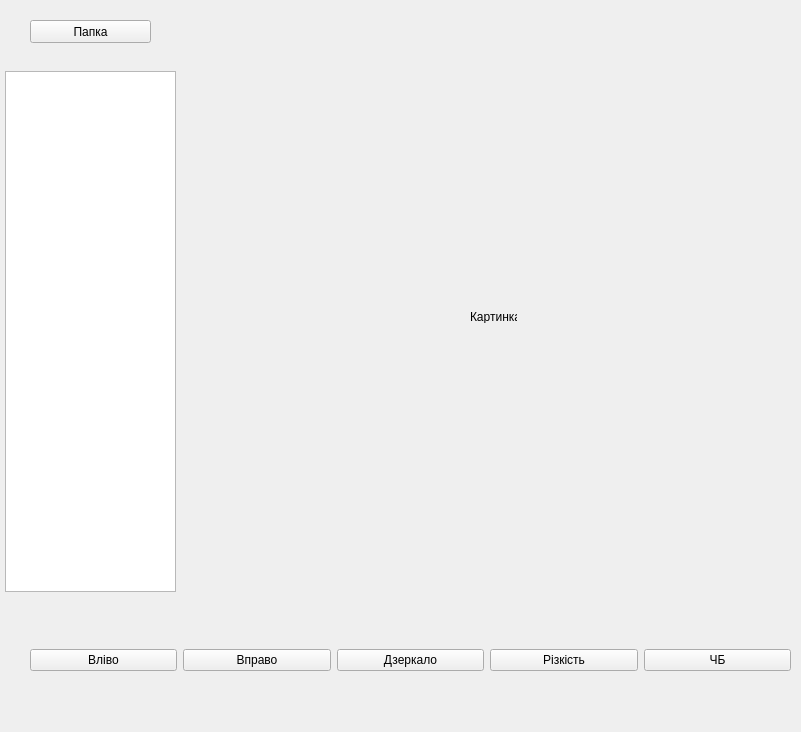
Qt form EasyEditor1/untitled.ui (maksummer/easy_editor) before a commit.
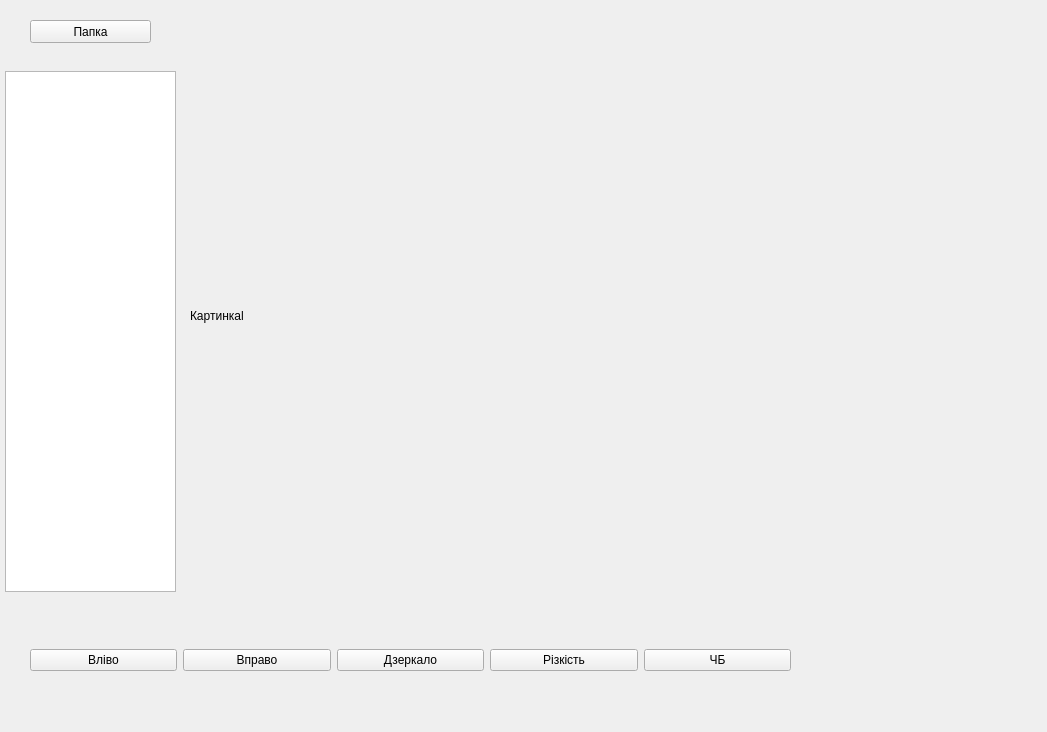
The same form after that commit.

```diff
--- a/EasyEditor1/untitled.ui
+++ b/EasyEditor1/untitled.ui
@@ -6,7 +6,7 @@
    <rect>
     <x>0</x>
     <y>0</y>
-    <width>801</width>
+    <width>1047</width>
     <height>732</height>
    </rect>
   </property>
@@ -87,10 +87,10 @@
    <widget class="QLabel" name="photo_lb">
     <property name="geometry">
      <rect>
-      <x>470</x>
-      <y>310</y>
-      <width>47</width>
-      <height>13</height>
+      <x>190</x>
+      <y>20</y>
+      <width>821</width>
+      <height>591</height>
      </rect>
     </property>
     <property name="text">
```
